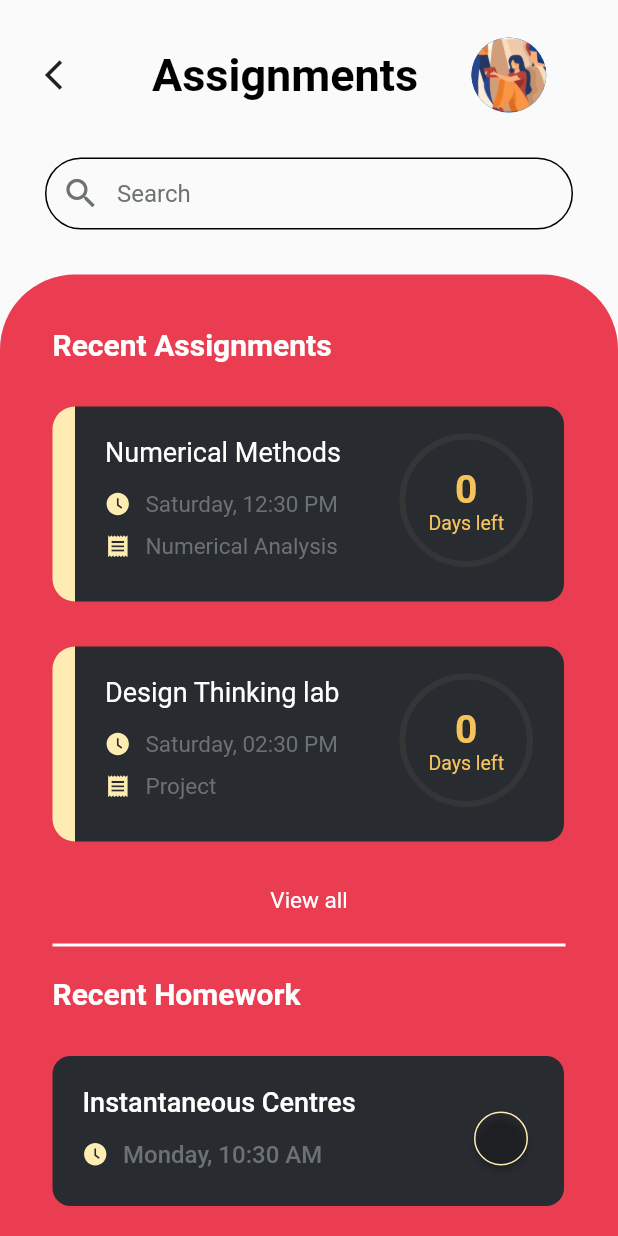
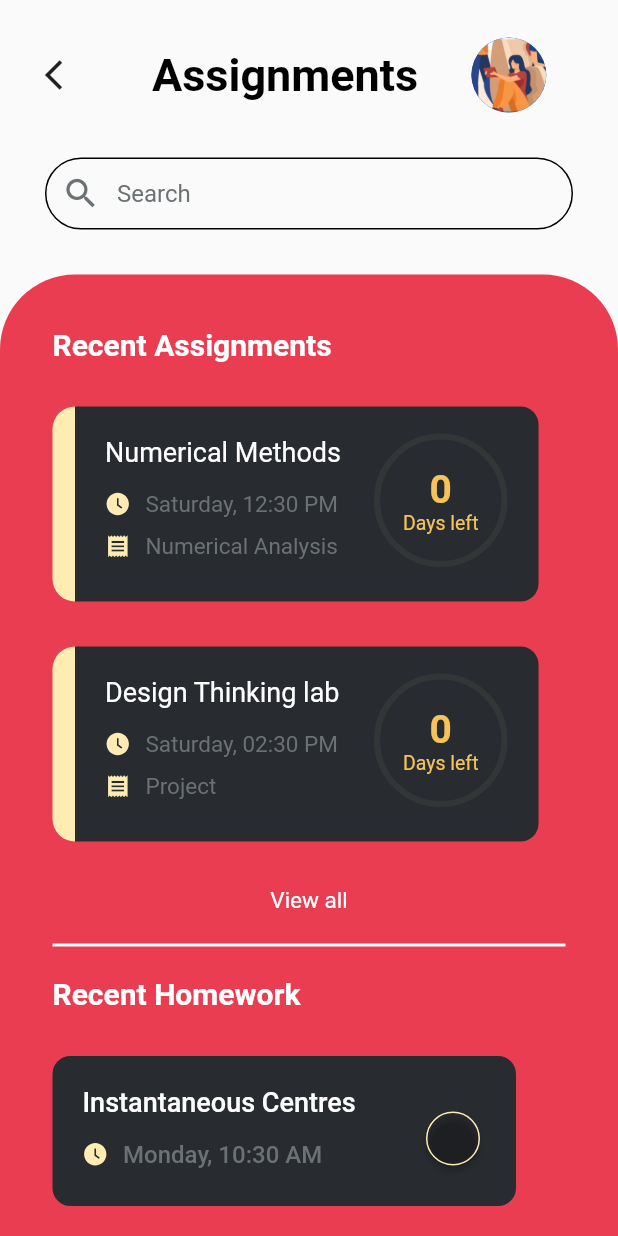
Before and after one commit to anurag-tekale/College-Management-App, a Flutter app: the Homescreen screen opened directly, after a tap on "Assignment", on a phone screen of 412 x 824 dp. Run offline on Flutter 3.47's test engine with Material 2 defaults, Android fonts, the phone set to English and light mode, and no system bars; our stand-ins replace bottom_navy_bar, flutter_icons; missing offline and left inert: keyboard_visibility; network calls fail.

```diff
--- a/lib/Pages/Chat/Homepage.dart
+++ b/lib/Pages/Chat/Homepage.dart
@@ -9,6 +9,7 @@ class HomePageChat extends StatefulWidget {
 }
 
 class _HomePageChatState extends State<HomePageChat> {
+
   @override
   Widget build(BuildContext context) {
     return Scaffold(
--- a/lib/Pages/DashBoard/Students/Dashboard.dart
+++ b/lib/Pages/DashBoard/Students/Dashboard.dart
@@ -4,6 +4,7 @@ import 'package:flutter/material.dart';
 import 'package:flutter_staggered_grid_view/flutter_staggered_grid_view.dart';
 import 'package:bottom_navy_bar/bottom_navy_bar.dart';
 import 'package:myapp/Pages/Assignments/mainfile.dart';
+import 'package:myapp/Pages/Chat/Homepage.dart';
 
 //import 'package:flutter_palette/flutter_palette.dart';
 class Homescreen extends StatefulWidget {
@@ -103,7 +104,9 @@ class _HomescreenState extends State<Homescreen> {
                           shape: BoxShape.rectangle,
                           borderRadius: BorderRadius.only(
                             bottomLeft: Radius.circular(100.0),
-                                bottomRight: Radius.circular(100.0))),
+                            bottomRight: Radius.circular(100.0),
+                          ),
+                        ),
                         child: Column(
                           children: <Widget>[
                             SizedBox(
@@ -153,7 +156,8 @@ class _HomescreenState extends State<Homescreen> {
                                   ],
                                   color: Colors.white,
                                   shape: BoxShape.rectangle,
-                                    borderRadius: BorderRadius.circular(20)),
+                                  borderRadius: BorderRadius.circular(20),
+                                ),
                                 child: Column(
                                   children: <Widget>[
                                     SizedBox(
@@ -235,8 +239,8 @@ class _HomescreenState extends State<Homescreen> {
                   ),
                   Padding(
                     padding: const EdgeInsets.all(8.0),
-                    child:
-                        MyItems(Icons.notifications, 'Anouncement', 0xff2196F3),
+                    child: MyItems(
+                        Icons.notifications, 'Announcement', 0xff2196F3),
                   ),
                   Padding(
                     padding: const EdgeInsets.all(8.0),
@@ -265,6 +269,13 @@ class _HomescreenState extends State<Homescreen> {
                   StaggeredTile.extent(1, 150),
                   StaggeredTile.extent(1, 150),
                 ],
+              ),
+              Container(
+                color: Colors.red[100],
+              ),
+              HomePageChat(),
+              Container(
+                color: Colors.red[100],
               ),
             ],
           ),
--- a/lib/Widgets/RecentAssignments.dart
+++ b/lib/Widgets/RecentAssignments.dart
@@ -38,7 +38,7 @@ class RecentAssignments extends StatelessWidget {
               margin: EdgeInsets.only(bottom: 30.0),
               padding: EdgeInsets.fromLTRB(20.0, 20.0, 20.0, 10.0),
               height: 130.0,
-              width: 326.0,
+              width: MediaQuery.of(context).size.width * 0.75,
               decoration: BoxDecoration(
                 color: kCardColor,
                 borderRadius: BorderRadius.only(
--- a/lib/Widgets/RecentHomeworks.dart
+++ b/lib/Widgets/RecentHomeworks.dart
@@ -25,7 +25,7 @@ class _RecentHomeworksState extends State<RecentHomeworks> {
               margin: EdgeInsets.only(bottom: 30.0),
               padding: EdgeInsets.fromLTRB(20.0, 20.0, 10.0, 10.0),
               height: 100.0,
-              width: 341.0,
+              width: MediaQuery.of(context).size.width * 0.75,
               decoration: BoxDecoration(
                 color: kCardColor,
                 borderRadius: BorderRadius.circular(12.0),
--- a/lib/main.dart
+++ b/lib/main.dart
@@ -1,5 +1,5 @@
 import 'package:flutter/material.dart';
-import 'Pages/DashBoard/Students/Dashboard.dart';
+import 'Pages/Intro&Login/Intro&loginpage.dart';
 
 void main() {
   runApp(MyApp());
@@ -15,7 +15,7 @@ class MyApp extends StatelessWidget {
       ),
       debugShowCheckedModeBanner: false,
       title: 'Mahindra University',
-      home: Homescreen(),
+      home: LoginPage(),
     );
   }
 }
```
Lines whose indentation alone changed are shown as unchanged.
